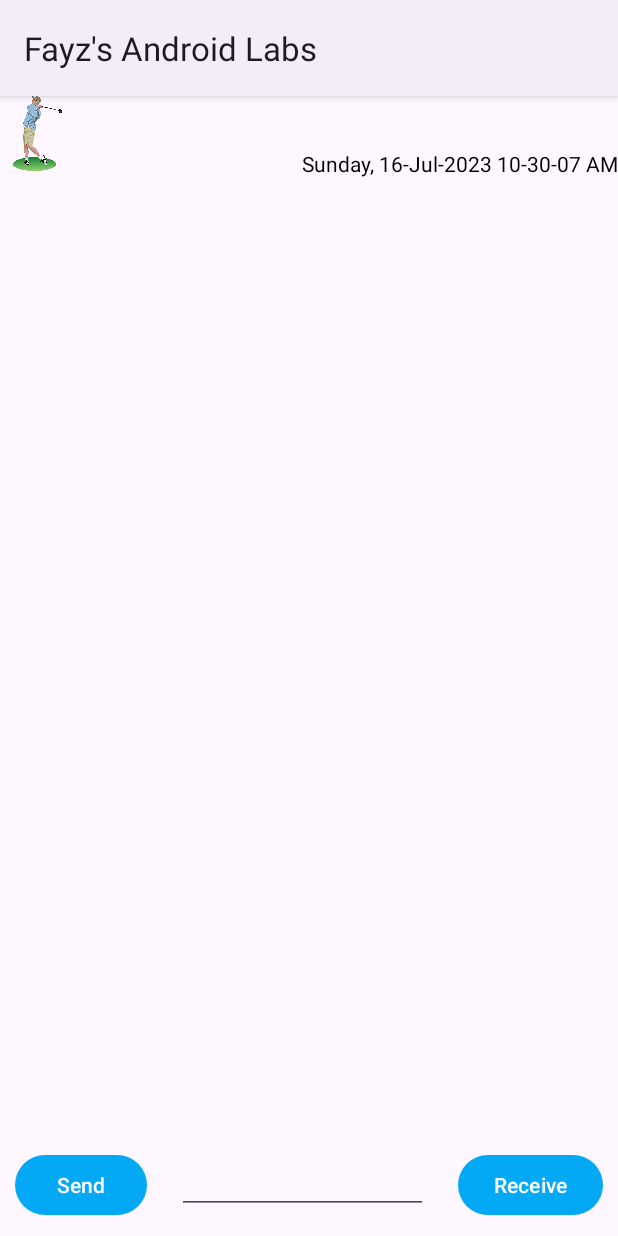
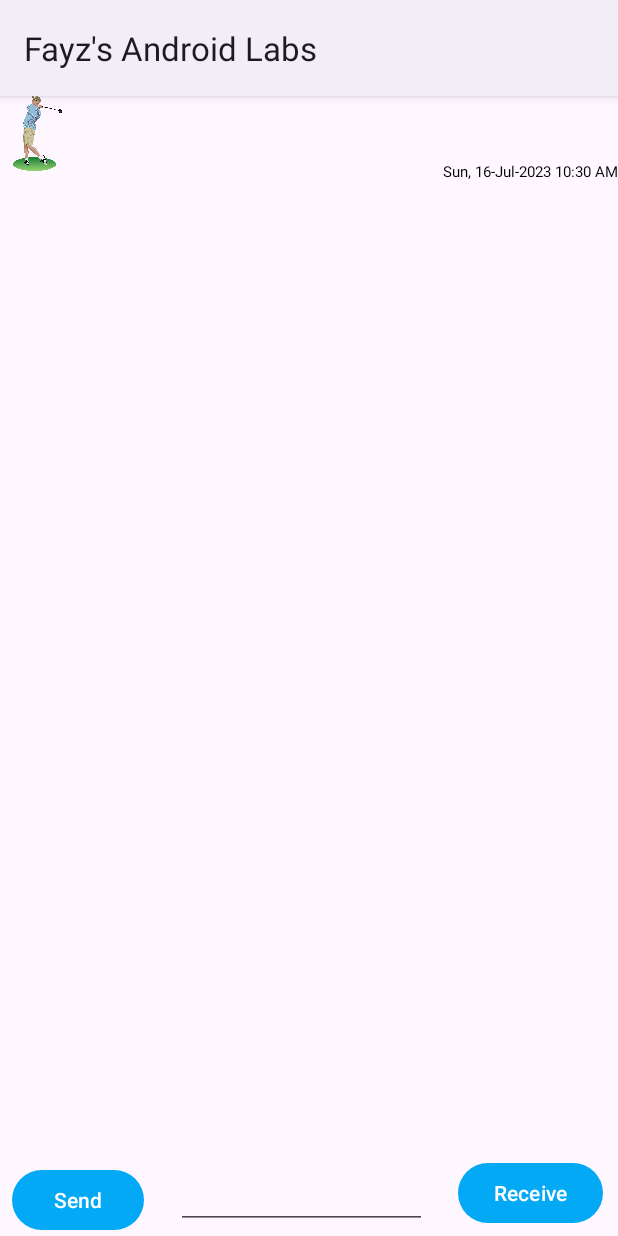
Before and after one commit to fizovoo/MyAndroidLabs, an Android app: the screen it shows after launch (ChatRoom), after a tap on "Send", on a phone screen of 412 x 824 dp. Run offline under Robolectric (Android 15) with nearby library versions, the phone set to English and light mode, and no system bars; our stand-ins replace Room's generated code.

Commit message:
Done with Lab 7

```diff
--- a/app/build.gradle
+++ b/app/build.gradle
@@ -33,11 +33,14 @@ android {
 }
 
 dependencies {
-
+    def room_version = "2.5.1"
+    implementation "androidx.room:room-runtime:$room_version"
+    annotationProcessor "androidx.room:room-compiler:$room_version"
     implementation 'androidx.appcompat:appcompat:1.6.1'
     implementation 'com.google.android.material:material:1.9.0'
     implementation 'androidx.constraintlayout:constraintlayout:2.1.4'
     implementation 'androidx.recyclerview:recyclerview:1.3.0'
+    implementation 'androidx.room:room-common:2.5.2'
     testImplementation 'junit:junit:4.13.2'
     androidTestImplementation 'androidx.test.ext:junit:1.1.5'
     androidTestImplementation 'androidx.test.espresso:espresso-core:3.5.1'
--- a/app/src/main/java/algonquin/cst2335/resh0004/ChatMessage.java
+++ b/app/src/main/java/algonquin/cst2335/resh0004/ChatMessage.java
@@ -1,28 +1,41 @@
-package algonquin.cst2335.resh0004;public class ChatMessage {
-    String message;
-    String timeSent;
+package algonquin.cst2335.resh0004;
+
+import androidx.room.ColumnInfo;
+import androidx.room.Entity;
+import androidx.room.PrimaryKey;
+    @Entity
+    public class ChatMessage {
+
+        @PrimaryKey(autoGenerate = true)
+        @ColumnInfo(name="id")
+        public long id;
+        @ColumnInfo(name="message")
+        protected String message;
+        @ColumnInfo(name="TimeSent")
+        protected String timeSent;
+        @ColumnInfo(name="SendOrReceive")
         boolean isSentButton;
 
-
-    ChatMessage(String m, String t, boolean sent) {
+        ChatMessage(String m, String t, boolean sent)
+        {
             message = m;
             timeSent = t;
             isSentButton = sent;
         }
 
+
         public String getMessage() {
             return message;
         }
-
         public String getTimeSent() {
             return timeSent;
         }
 
-    public boolean getIsSentButton() {
+        public boolean isSentButton() {
             return isSentButton;
         }
 
-
-
+        public ChatMessage(){
 
         }
+    }
--- /dev/null
+++ b/app/src/main/java/algonquin/cst2335/resh0004/ChatMessageDAO.java
@@ -0,0 +1,21 @@
+package algonquin.cst2335.resh0004;
+
+import java.util.List;
+import androidx.room.Dao;
+import androidx.room.Delete;
+import androidx.room.Insert;
+import androidx.room.Query;
+
+@Dao
+public interface ChatMessageDAO {
+
+    @Insert
+    public long insertMessage(ChatMessage m);
+
+    @Query("Select * from ChatMessage")
+    List<ChatMessage> getAllMessages();
+
+    @Delete
+    void deleteMessage(ChatMessage m);
+
+}
--- a/app/src/main/java/algonquin/cst2335/resh0004/ChatRoom.java
+++ b/app/src/main/java/algonquin/cst2335/resh0004/ChatRoom.java
@@ -1,19 +1,25 @@
 package algonquin.cst2335.resh0004;
 
 import androidx.annotation.NonNull;
+import androidx.appcompat.app.AlertDialog;
 import androidx.appcompat.app.AppCompatActivity;
 import androidx.lifecycle.ViewModelProvider;
 import androidx.recyclerview.widget.LinearLayoutManager;
 import androidx.recyclerview.widget.RecyclerView;
+import androidx.room.Room;
 
 import android.os.Bundle;
 import android.view.View;
 import android.view.ViewGroup;
 import android.widget.TextView;
 
+import com.google.android.material.snackbar.Snackbar;
+
 import java.text.SimpleDateFormat;
 import java.util.ArrayList;
 import java.util.Date;
+import java.util.concurrent.Executor;
+import java.util.concurrent.Executors;
 
 import algonquin.cst2335.resh0004.data.ChatRoomViewModel;
 import algonquin.cst2335.resh0004.databinding.ActivityChatRoomBinding;
@@ -22,48 +28,39 @@ import algonquin.cst2335.resh0004.databinding.SentMessageBinding;
 
 public class ChatRoom extends AppCompatActivity {
 
+    ArrayList<ChatMessage> messages;
     private ActivityChatRoomBinding binding;
     private RecyclerView.Adapter myAdapter;
-    ChatRoomViewModel chatModel ;
-    ArrayList<ChatMessage> messages;
-
+    ChatRoomViewModel chatModel;
+    ChatMessageDAO mDAO;
+    MessageDatabase db;
+    ChatMessage newMessage;
 
     @Override
     protected void onCreate(Bundle savedInstanceState) {
         super.onCreate(savedInstanceState);
+
         chatModel = new ViewModelProvider(this).get(ChatRoomViewModel.class);
-        messages = chatModel.messages;
+        messages = chatModel.messages.getValue();
+        db = Room.databaseBuilder(getApplicationContext(), MessageDatabase.class, "database-name").build();
+        mDAO = db.cmDAO();
+        if (messages == null) {
+
+            chatModel.messages.setValue(messages = new ArrayList<ChatMessage>());
+            Executor thread = Executors.newSingleThreadExecutor();
+            thread.execute(() ->
+            {
+                messages.addAll(mDAO.getAllMessages());
+                runOnUiThread(() -> binding.recycleView.setAdapter(myAdapter));
+            });
+        }
         binding = ActivityChatRoomBinding.inflate(getLayoutInflater());
-
         setContentView(binding.getRoot());
 
-        binding.sendButton.setOnClickListener(click -> {
-            String typed = binding.editText.getText().toString();
-            SimpleDateFormat sdf = new SimpleDateFormat("EEEE, dd-MMM-yyyy hh-mm-ss a");
-            String currentDateAndTime = sdf.format(new Date());
-            ChatMessage typedMessage = new ChatMessage(typed, currentDateAndTime, true);
-            messages.add(typedMessage);
-            myAdapter.notifyItemInserted(messages.size()-1);
-            binding.editText.setText("");
-        });
-
-        binding.receiveButton.setOnClickListener(click -> {
-            String typed = binding.editText.getText().toString();
-            SimpleDateFormat sdf = new SimpleDateFormat("EEEE, dd-MMM-yyyy hh-mm-ss a");
-            String currentDateAndTime = sdf.format(new Date());
-            ChatMessage typedMessage = new ChatMessage(typed, currentDateAndTime, false);
-            messages.add(typedMessage);
-            //Notify the adapter
-            myAdapter.notifyItemInserted(messages.size()-1); //redraw missing row
-            binding.editText.setText(""); //removed what was typed
-        });
-
-
-        binding.recycleView.setAdapter(myAdapter= new RecyclerView.Adapter<MyRowHolder>() {
-
+        binding.recycleView.setAdapter(myAdapter = new RecyclerView.Adapter<MyRowHolder>() {
             @NonNull
             @Override
-                public MyRowHolder onCreateViewHolder (@NonNull ViewGroup parent,int viewType) {
+            public MyRowHolder onCreateViewHolder(@NonNull ViewGroup parent, int viewType) {
                 if (viewType == 0) {
                     SentMessageBinding binding = SentMessageBinding.inflate(getLayoutInflater(), parent, false);
                     return new MyRowHolder(binding.getRoot());
@@ -74,40 +71,105 @@ private ActivityChatRoomBinding binding;
             }
 
             @Override
-                public void onBindViewHolder (@NonNull MyRowHolder holder,int position){
-                    ChatMessage message = messages.get(position);
-                holder.messageText.setText(message.getMessage());
-                holder.timeText.setText(message.getTimeSent());
+            public void onBindViewHolder(@NonNull MyRowHolder holder, int position) {
+                holder.messageText.setText("");
+                holder.timeText.setText("");
 
+                ChatMessage obj = messages.get(position);
+                holder.messageText.setText(obj.getMessage());
+                holder.timeText.setText(obj.getTimeSent());
             }
 
             @Override
-                public int getItemCount () {
-
+            public int getItemCount() {
                 return messages.size();
             }
 
             @Override
-                public int getItemViewType ( int position) {
+            public int getItemViewType(int position) {
+                if (messages.get(position).isSentButton == true) {
+                    return 0;
+                } else {
+                    return 1;
+                }
+            }
+        });
 
-                    ChatMessage message = messages.get(position);
-                    if (message.getIsSentButton()) {
-                        return 0;
-                    } else return 1;
+        binding.sendButton.setOnClickListener(click -> {
+            SimpleDateFormat sdf = new SimpleDateFormat("EE, dd-MMM-yyyy hh:mm a");
+            String currentDateandTime = sdf.format(new Date());
+            String Input = binding.editText.getText().toString();
+            boolean sender = true;
+            newMessage = new ChatMessage(Input, currentDateandTime, sender);
+            messages.add(newMessage);
+            myAdapter.notifyItemInserted(messages.size() - 1);
+            //clear the previous text
+            binding.editText.setText("");
+            Executor thread = Executors.newSingleThreadExecutor();
+            thread.execute(new Runnable() {
+                @Override
+                public void run() {
+                    newMessage.id = mDAO.insertMessage(newMessage);
                 }
+            });
+        });
 
+
+        binding.receiveButton.setOnClickListener(click -> {
+            SimpleDateFormat sdf = new SimpleDateFormat("EE, dd-MMM-yyyy hh:mm a");
+            String currentDateandTime = sdf.format(new Date());
+            String Input = binding.editText.getText().toString();
+            boolean sender = false;
+            newMessage = new ChatMessage(Input, currentDateandTime, sender);
+            messages.add(newMessage);
+            myAdapter.notifyItemInserted(messages.size() - 1);
+            //clear the previous text
+            binding.editText.setText(""); //removed what was typed
+            Executor thread = Executors.newSingleThreadExecutor();
+            thread.execute(new Runnable() {
+                @Override
+                public void run() {
+                    newMessage.id = mDAO.insertMessage(newMessage);
+                }
             });
+        });
+
         binding.recycleView.setLayoutManager(new LinearLayoutManager(this));
 
-    }
     }
 
     class MyRowHolder extends RecyclerView.ViewHolder {
         TextView messageText;
         TextView timeText;
+
         public MyRowHolder(@NonNull View itemView) {
             super(itemView);
+            itemView.setOnClickListener(clk -> {
+                int position = getAbsoluteAdapterPosition();
+                AlertDialog.Builder builder = new AlertDialog.Builder(ChatRoom.this);
+                builder.setTitle("Question:")
+                        .setMessage("Do you want to delete the message: " + messageText.getText())
+                        .setNegativeButton("No", (dialog, cl) -> {
+                        })
+                        .setPositiveButton("Yes", (dialog, cl) -> {
+                            Executor thread = Executors.newSingleThreadExecutor();
+                            ChatMessage m = messages.get(position);
+                            thread.execute(() -> {
+                                mDAO.deleteMessage(m);
+                            });
+                            messages.remove(position);
+                            myAdapter.notifyItemRemoved(position);
+                            Snackbar.make(messageText, "You deleted message #" + position, Snackbar.LENGTH_LONG)
+                                    .setAction("Undo", click -> {
+                                        messages.add(position, m);
+                                        runOnUiThread(() -> myAdapter.notifyItemInserted(position));
+                                    })
+                                    .show();
+                        })
+                        .create().show();
+            });
             messageText = itemView.findViewById(R.id.message);
             timeText = itemView.findViewById(R.id.time);
         }
     }
+}
--- /dev/null
+++ b/app/src/main/java/algonquin/cst2335/resh0004/MessageDatabase.java
@@ -0,0 +1,9 @@
+package algonquin.cst2335.resh0004;
+
+import androidx.room.Database;
+import androidx.room.RoomDatabase;
+
+@Database(entities = {ChatMessage.class}, version = 1)
+public abstract class MessageDatabase extends RoomDatabase {
+    public abstract ChatMessageDAO cmDAO();
+}
--- a/app/src/main/java/algonquin/cst2335/resh0004/data/ChatRoomViewModel.java
+++ b/app/src/main/java/algonquin/cst2335/resh0004/data/ChatRoomViewModel.java
@@ -8,5 +8,5 @@ import java.util.ArrayList;
 import algonquin.cst2335.resh0004.ChatMessage;
 
 public class ChatRoomViewModel extends ViewModel {
-    public ArrayList<ChatMessage> messages = new ArrayList<>();
+    public MutableLiveData<ArrayList<ChatMessage>> messages = new MutableLiveData<>();
 }
--- a/app/src/main/res/layout/activity_chat_room.xml
+++ b/app/src/main/res/layout/activity_chat_room.xml
@@ -21,11 +21,18 @@
         android:id="@+id/sendButton"
         android:layout_width="wrap_content"
         android:layout_height="wrap_content"
-        android:layout_marginStart="10dp"
-        android:layout_marginBottom="10dp"
+        android:layout_marginStart="8dp"
         android:text="Send"
         app:layout_constraintBottom_toBottomOf="parent"
         app:layout_constraintStart_toStartOf="parent" />
+    <EditText
+        android:id="@+id/editText"
+        android:layout_width="167dp"
+        android:layout_height="43dp"
+        android:inputType="text"
+        app:layout_constraintEnd_toStartOf="@+id/receiveButton"
+        app:layout_constraintStart_toEndOf="@+id/sendButton"
+        app:layout_constraintTop_toTopOf="@+id/sendButton" />
 
     <Button
         android:id="@+id/receiveButton"
@@ -38,13 +45,5 @@
         app:layout_constraintEnd_toEndOf="parent"
         app:layout_constraintTop_toTopOf="@+id/editText" />
 
-    <EditText
-        android:id="@+id/editText"
-        android:layout_width="167dp"
-        android:layout_height="43dp"
-        android:ems="10"
-        android:inputType="text"
-        app:layout_constraintEnd_toStartOf="@+id/receiveButton"
-        app:layout_constraintStart_toEndOf="@+id/sendButton"
-        app:layout_constraintTop_toTopOf="@+id/sendButton" />
+
 </androidx.constraintlayout.widget.ConstraintLayout>
--- a/app/src/main/res/layout/sent_message.xml
+++ b/app/src/main/res/layout/sent_message.xml
@@ -14,6 +14,16 @@
         app:layout_constraintStart_toEndOf="@+id/imageView"
         app:layout_constraintTop_toTopOf="parent" />
 
+    <TextView
+        android:id="@+id/time"
+        android:layout_width="wrap_content"
+        android:layout_height="wrap_content"
+        android:layout_marginTop="8dp"
+        android:textSize="10dp"
+        android:text="Time goes here"
+        app:layout_constraintEnd_toEndOf="parent"
+        app:layout_constraintTop_toBottomOf="@+id/message" />
+
     <ImageView
         android:id="@+id/imageView"
         android:layout_width="50dp"
@@ -23,11 +33,5 @@
         app:layout_constraintTop_toTopOf="parent"
         tools:ignore="MissingConstraints" />
 
-    <TextView
-        android:id="@+id/time"
-        android:layout_width="wrap_content"
-        android:layout_height="wrap_content"
-        android:text="Time goes here"
-        app:layout_constraintEnd_toEndOf="parent"
-        app:layout_constraintTop_toBottomOf="@+id/message" />
+
 </androidx.constraintlayout.widget.ConstraintLayout>
```
Also changed, not shown: app/src/main/res/layout/receive_message.xml (+17 -15 lines). Lines whose indentation alone changed are shown as unchanged.
